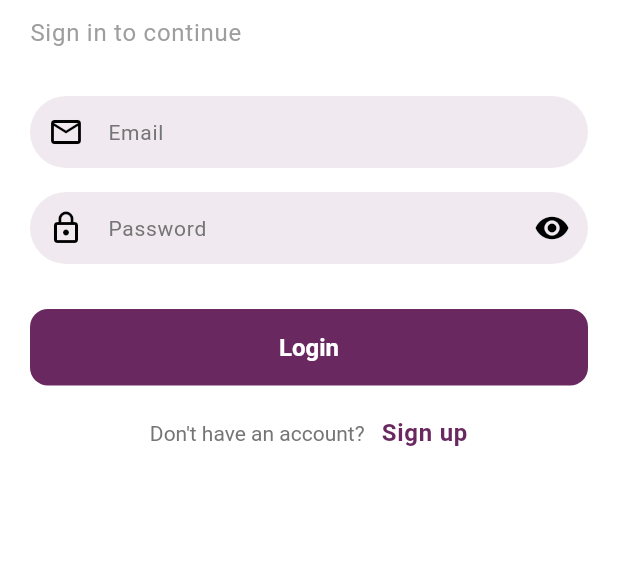
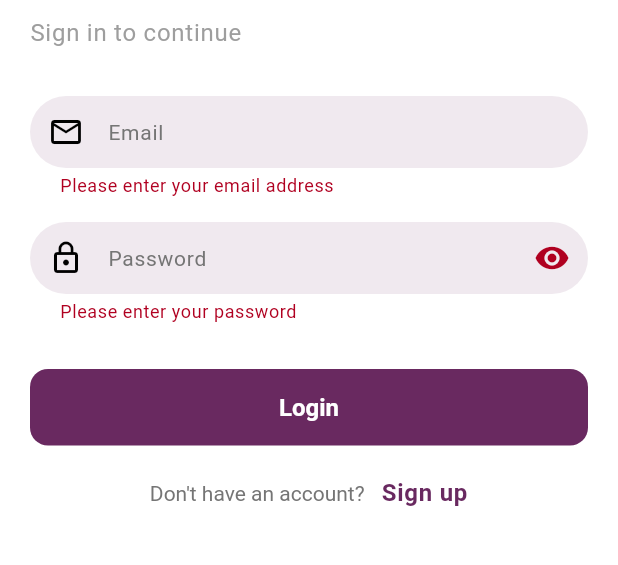
Before and after one commit to som120/PingMe, a Flutter app: the screen it shows after launch, after a tap on "Login", on a phone screen of 412 x 824 dp, the part 99-664 px from its top. Run offline on Flutter 3.47's test engine with Material 3 defaults, Android fonts, the phone set to English and light mode, and no system bars.

Commit message:
Signup and Signin screen password visibility

```diff
--- a/lib/presentation/screens/auth/login_screen.dart
+++ b/lib/presentation/screens/auth/login_screen.dart
@@ -12,10 +12,12 @@ class LoginScreen extends StatefulWidget {
 }
 
 class _LoginScreenState extends State<LoginScreen> {
+  final _formKey = GlobalKey<FormState>();
   final TextEditingController emailController = TextEditingController();
   final TextEditingController passwordController = TextEditingController();
   final _emailFocus = FocusNode();
   final _passwordFocus = FocusNode();
+  bool _isPasswordVisible = false;
 
   @override
   void dispose() {
@@ -52,6 +54,7 @@ class _LoginScreenState extends State<LoginScreen> {
     return Scaffold(
       body: SafeArea(
         child: Form(
+          key: _formKey,
           child: SingleChildScrollView(
             padding: const EdgeInsets.symmetric(horizontal: 20.0),
             child: Column(
@@ -86,11 +89,28 @@ class _LoginScreenState extends State<LoginScreen> {
                   focusNode: _passwordFocus,
                   validator: _validatePassword,
                   prefixIcon: Icon(Icons.lock_outline),
-                  obscureText: true,
-                  suffixIcon: Icon(Icons.visibility),
+                  obscureText: !_isPasswordVisible,
+                  suffixIcon: IconButton(
+                    onPressed: () {
+                      setState(() {
+                        _isPasswordVisible = !_isPasswordVisible;
+                      });
+                    },
+                    icon: Icon(
+                      _isPasswordVisible
+                          ? Icons.visibility_off
+                          : Icons.visibility,
+                    ),
+                  ),
                 ),
                 SizedBox(height: 30),
-                CustomButton(onPressed: () {}, text: 'Login'),
+                CustomButton(
+                  onPressed: () {
+                    FocusScope.of(context).unfocus();
+                    if (_formKey.currentState?.validate() ?? false) {}
+                  },
+                  text: 'Login',
+                ),
                 SizedBox(height: 20),
                 Center(
                   child: RichText(
```
Also changed, not shown: lib/presentation/screens/auth/signup_screen.dart (+14 -1 lines).
